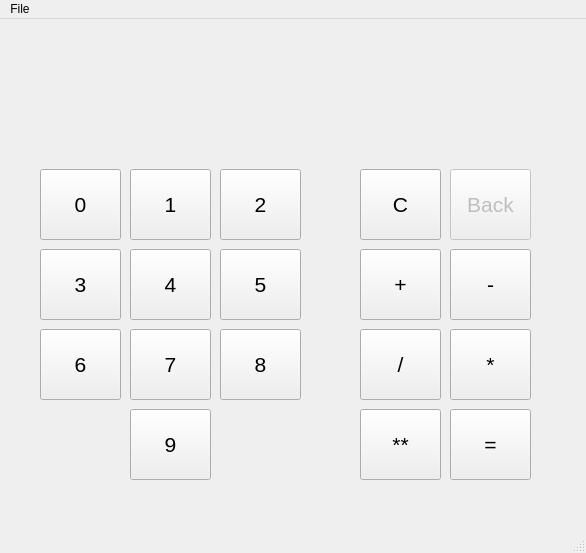
The window that gui.ui (MaxJameson/PyQt-Calculator) describes before a commit, drawn with Qt 5.
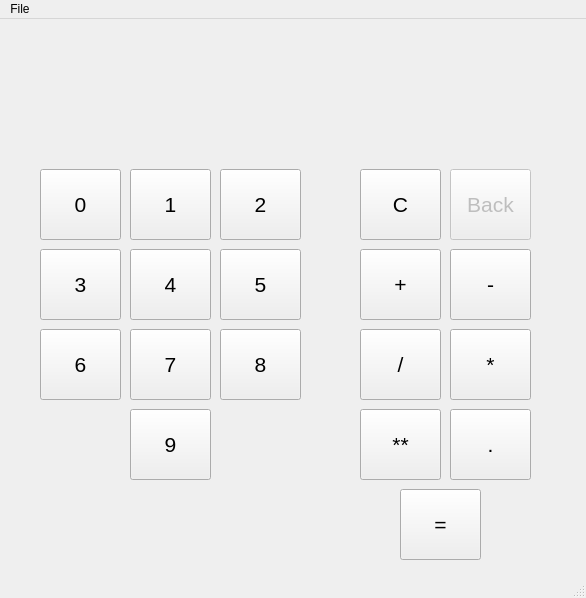
The same window after the commit.

Commit message: Added decimal support

```diff
--- a/gui.ui
+++ b/gui.ui
@@ -7,7 +7,7 @@
     <x>0</x>
     <y>0</y>
     <width>586</width>
-    <height>553</height>
+    <height>598</height>
    </rect>
   </property>
   <property name="windowTitle">
@@ -293,8 +293,8 @@
    <widget class="QPushButton" name="Btn_sum">
     <property name="geometry">
      <rect>
-      <x>450</x>
-      <y>390</y>
+      <x>400</x>
+      <y>470</y>
       <width>81</width>
       <height>71</height>
      </rect>
@@ -365,6 +365,24 @@
      <string>**</string>
     </property>
    </widget>
+   <widget class="QPushButton" name="Btn_decimal">
+    <property name="geometry">
+     <rect>
+      <x>450</x>
+      <y>390</y>
+      <width>81</width>
+      <height>71</height>
+     </rect>
+    </property>
+    <property name="font">
+     <font>
+      <pointsize>16</pointsize>
+     </font>
+    </property>
+    <property name="text">
+     <string>.</string>
+    </property>
+   </widget>
   </widget>
   <widget class="QMenuBar" name="menubar">
    <property name="geometry">
```
The commit also changes 2 other files.
